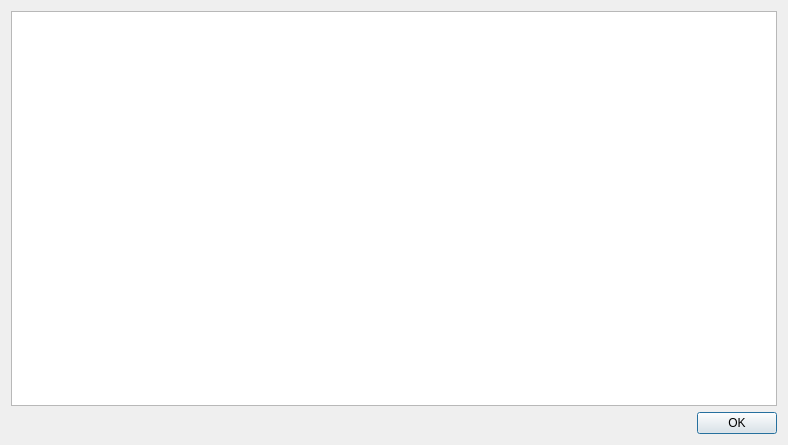
Before: the Qt Designer form vlc-record/forms/qwatchlistdlg.ui in code-google-com/vlc-record, drawn with Qt 5.
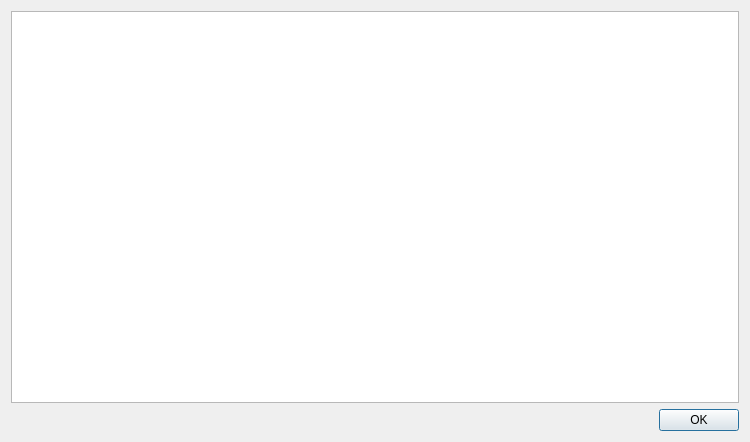
After: the same form once the commit is applied.

```diff
--- a/vlc-record/forms/qwatchlistdlg.ui
+++ b/vlc-record/forms/qwatchlistdlg.ui
@@ -6,8 +6,8 @@
    <rect>
     <x>0</x>
     <y>0</y>
-    <width>788</width>
-    <height>445</height>
+    <width>750</width>
+    <height>442</height>
    </rect>
   </property>
   <property name="windowTitle">
```
